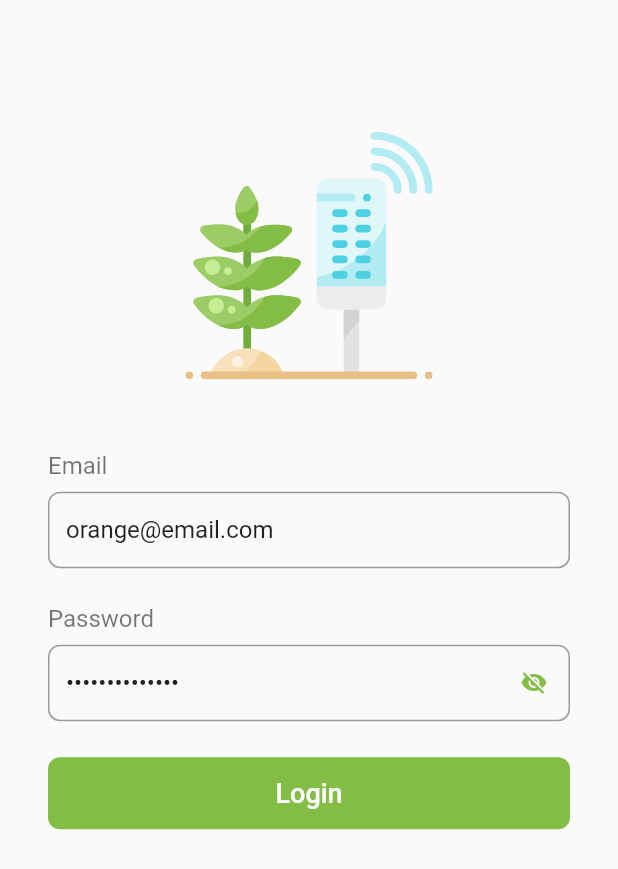
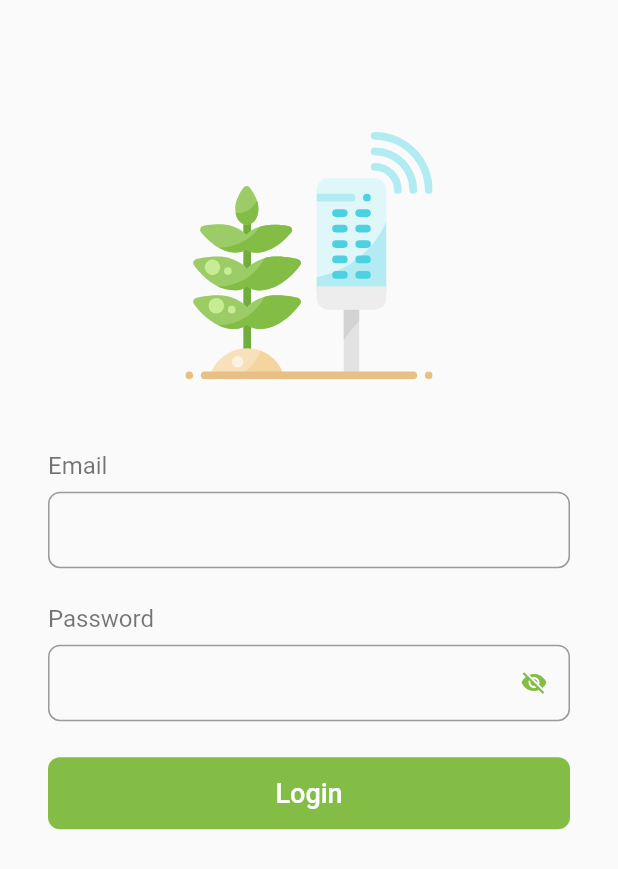
Before and after one commit to adiandoyo32/sensor-app, a Flutter app: the screen it shows after launch, on a phone screen of 412 x 824 dp. Shown: the top 869 px of the screen. Run offline on Flutter 3.47's test engine with Material 2 defaults, Android fonts, the phone set to English and light mode, and no system bars; our stand-ins replace charts_flutter, flutter_svg, google_maps_flutter, material_design_icons_flutter, shared_preferences; missing offline and left inert: flutter_pusher_client, flutter_statusbarcolor, laravel_echo, qrscan.

```diff
--- a/lib/screens/auth/widgets/login_form.dart
+++ b/lib/screens/auth/widgets/login_form.dart
@@ -34,8 +34,8 @@ class _LoginFormState extends State<LoginForm> {
   @override
   void initState() {
     super.initState();
-    _emailController = TextEditingController(text: 'orange@email.com');
-    _passwordController = TextEditingController(text: '1234orange1234');
+    _emailController = TextEditingController();
+    _passwordController = TextEditingController();
   }
 
   @override
```
Also changed, not shown: assets/images/plant.png (added), 53 other files.
